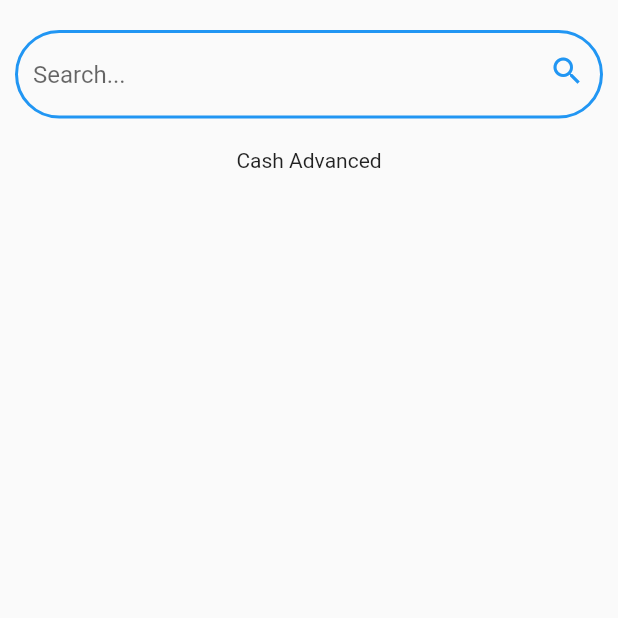
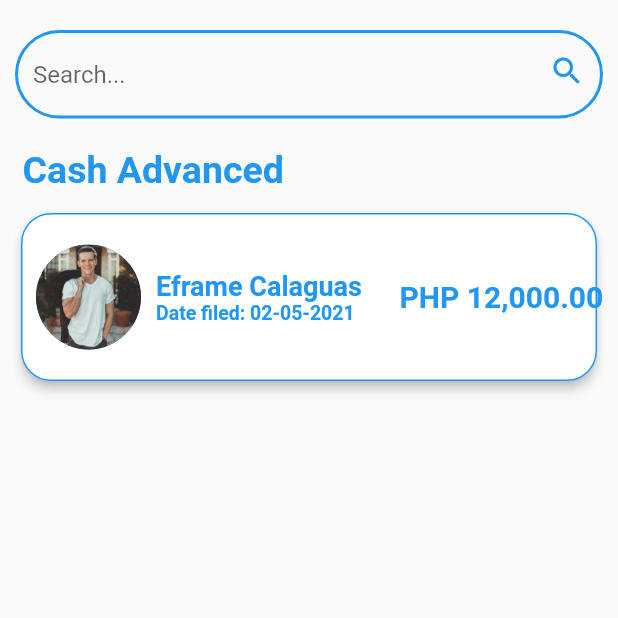
Before and after one commit to Eframe-Calaguas/stalwart_mobile, a Flutter app: the CashAdvancedPage screen opened directly, on a phone screen of 412 x 824 dp, the top half of it. Run offline on Flutter 3.47's test engine with Material 2 defaults, Android fonts, the phone set to English and light mode, and no system bars.

Commit message:
mobile ui

```diff
--- a/lib/main.dart
+++ b/lib/main.dart
@@ -4,7 +4,6 @@ import 'package:flutter/widgets.dart';
 import './widgets/dashboard.dart';
 import './widgets/login.dart';
 import './widgets/navigations.dart';
-import './widgets/search_bar.dart';
 import './widgets/cash_advanced_list.dart';
 
 void main() {
@@ -25,9 +24,7 @@ class Login extends StatelessWidget {
   @override
   Widget build(BuildContext context) {
     return Scaffold(
-      // bottomNavigationBar: SearchBar(),
-      // body: LoginPage(),
-      body: CashAdvancedPage(),
+      body: LoginPage(),
     );
   }
 }
@@ -113,14 +110,11 @@ class CashAdvancedPage extends StatelessWidget {
   @override
   Widget build(BuildContext context) {
     return Scaffold(
-        body: Column(
-      children: [
-        SearchBar(),
-        Column(
-          crossAxisAlignment: CrossAxisAlignment.end,
-          children: [Text('Cash Advanced')],
-        )
-      ],
-    ));
+      body: Column(
+        children: [
+          CashAdvancedList(),
+        ],
+      ),
+    );
   }
 }
--- a/lib/widgets/cash_advanced_list.dart
+++ b/lib/widgets/cash_advanced_list.dart
@@ -1,4 +1,6 @@
 import 'package:flutter/material.dart';
+
+import './search_bar.dart';
 
 class CashAdvancedList extends StatefulWidget {
   @override
@@ -8,14 +10,92 @@ class CashAdvancedList extends StatefulWidget {
 class _CashAdvancedListState extends State<CashAdvancedList> {
   @override
   Widget build(BuildContext context) {
-    return Container(
-      child: Container(
-        child: Text(
-          'Cash Advanced',
-          style: TextStyle(
-              color: Colors.blue, fontWeight: FontWeight.bold, fontSize: 30),
+    return Column(
+      children: [
+        Column(
+          crossAxisAlignment: CrossAxisAlignment.start,
+          children: [
+            SearchBar(),
+            Container(
+              margin: EdgeInsets.only(left: 15),
+              child: Text(
+                'Cash Advanced',
+                style: TextStyle(
+                  color: Colors.blue,
+                  fontWeight: FontWeight.bold,
+                  fontSize: 25,
+                ),
+              ),
+            ),
+            Column(
+              children: [
+                Container(
+                  padding: EdgeInsets.all(10),
+                  height: 140,
+                  child: Card(
+                    shape: RoundedRectangleBorder(
+                      side: BorderSide(color: Colors.blue, width: 1),
+                      borderRadius: BorderRadius.circular(20.0),
+                    ),
+                    elevation: 3,
+                    child: Row(
+                      children: [
+                        Container(
+                          margin: EdgeInsets.only(left: 10, right: 10),
+                          child: CircleAvatar(
+                            radius: 35,
+                            backgroundColor: Colors.white,
+                            child: CircleAvatar(
+                              backgroundImage: AssetImage('assets/face.png'),
+                              radius: 35,
+                            ),
+                          ),
+                        ),
+                        Column(
+                          crossAxisAlignment: CrossAxisAlignment.start,
+                          mainAxisAlignment: MainAxisAlignment.center,
+                          children: [
+                            Text(
+                              'Eframe Calaguas',
+                              style: TextStyle(
+                                color: Colors.blue,
+                                fontWeight: FontWeight.bold,
+                                fontSize: 18,
+                              ),
+                            ),
+                            Text(
+                              'Date filed: 02-05-2021',
+                              style: TextStyle(
+                                color: Colors.blue,
+                                fontWeight: FontWeight.bold,
+                                fontSize: 13,
+                              ),
+                            )
+                          ],
+                        ),
+                        Container(
+                          margin: EdgeInsets.only(left: 25),
+                          child: Row(
+                            children: [
+                              Text(
+                                'PHP 12,000.00',
+                                style: TextStyle(
+                                    color: Colors.blue,
+                                    fontWeight: FontWeight.bold,
+                                    fontSize: 20),
+                              ),
+                            ],
+                          ),
+                        )
+                      ],
+                    ),
+                  ),
+                ),
+              ],
+            )
+          ],
         ),
-      ),
+      ],
     );
   }
 }
--- a/lib/widgets/dashboard.dart
+++ b/lib/widgets/dashboard.dart
@@ -39,9 +39,9 @@ class Dashboard extends StatelessWidget {
                   CircleAvatar(
                     radius: 70,
                     backgroundColor: Colors.white,
-                    child: const Text(
-                      'EC',
-                      style: TextStyle(fontSize: 50),
+                    child: CircleAvatar(
+                      backgroundImage: AssetImage('assets/face.png'),
+                      radius: 70,
                     ),
                   )
                 ],
--- a/lib/widgets/navigations.dart
+++ b/lib/widgets/navigations.dart
@@ -1,4 +1,6 @@
 import 'package:flutter/material.dart';
+
+import '../main.dart';
 
 class Navigations extends StatelessWidget {
   @override
@@ -113,6 +115,12 @@ class Navigations extends StatelessWidget {
               splashColor: Colors.blue.withAlpha(30),
               onTap: () {
                 print('Cash Advanced');
+                Navigator.push(
+                  context,
+                  MaterialPageRoute(
+                    builder: (context) => CashAdvancedPage(),
+                  ),
+                );
               },
               child: Column(
                 children: [
--- a/pubspec.yaml
+++ b/pubspec.yaml
@@ -23,9 +23,6 @@ environment:
 dependencies:
   flutter:
     sdk: flutter
-
-  # The following adds the Cupertino Icons font to your application.
-  # Use with the CupertinoIcons class for iOS style icons.
   cupertino_icons: ^1.0.2
 
 dev_dependencies:
```
Also changed, not shown: assets/face.jpg (added), assets/face.png (added), pubspec.lock.
